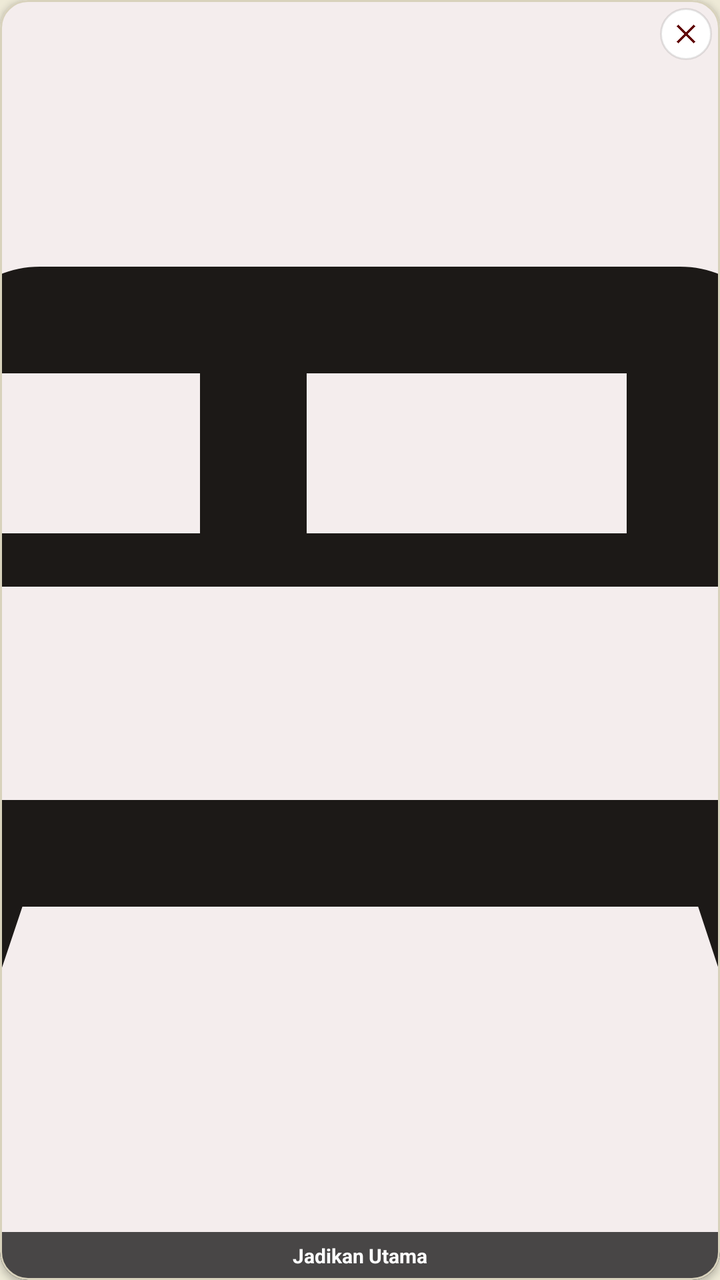
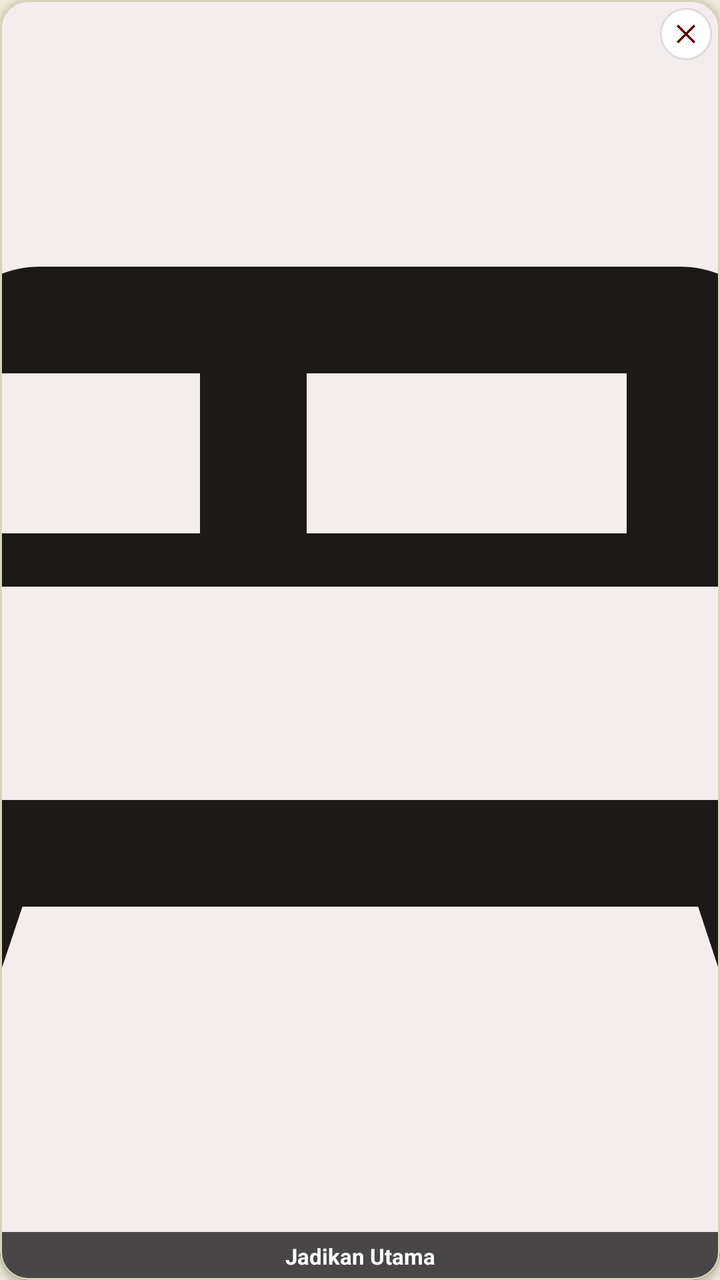

Before-and-after screenshots of an Android layout around one commit, followed by the original layout XML and the change that was made.
<!-- AndroidManifest.xml: application theme Theme.CariKostKita -->
<!-- res/layout/item_form_foto.xml -->
<?xml version="1.0" encoding="utf-8"?>
<com.google.android.material.card.MaterialCardView xmlns:android="http://schemas.android.com/apk/res/android"
    xmlns:app="http://schemas.android.com/apk/res-auto"
    android:layout_width="110dp"
    android:layout_height="110dp"
    android:layout_marginEnd="10dp"
    app:cardBackgroundColor="@color/surface"
    app:cardCornerRadius="14dp"
    app:cardElevation="2dp"
    app:strokeColor="@color/border"
    app:strokeWidth="1dp">

    <FrameLayout
        android:layout_width="match_parent"
        android:layout_height="match_parent">

        
        <ImageView
            android:id="@+id/iv_form_foto_thumb"
            android:layout_width="match_parent"
            android:layout_height="match_parent"
            android:contentDescription="Thumbnail Foto"
            android:scaleType="centerCrop"
            android:src="@drawable/ic_bed" />

        
        <TextView
            android:id="@+id/tv_badge_cover"
            android:layout_width="wrap_content"
            android:layout_height="wrap_content"
            android:layout_gravity="top|start"
            android:layout_margin="6dp"
            android:background="@drawable/bg_badge_putra"
            android:paddingHorizontal="6dp"
            android:paddingVertical="2dp"
            android:text="Utama"
            android:textColor="@color/badge_putra"
            android:textSize="9sp"
            android:textStyle="bold"
            android:visibility="gone" />

        
        <ImageButton
            android:id="@+id/btn_form_foto_delete"
            android:layout_width="26dp"
            android:layout_height="26dp"
            android:layout_gravity="top|end"
            android:layout_margin="4dp"
            android:background="@drawable/bg_fav_circle"
            android:contentDescription="Hapus Foto"
            android:padding="5dp"
            android:scaleType="fitCenter"
            android:src="@drawable/ic_close"
            app:tint="@color/primary_dark" />

        
        <TextView
            android:id="@+id/btn_set_cover"
            android:layout_width="match_parent"
            android:layout_height="24dp"
            android:layout_gravity="bottom"
            android:background="#B3000000"
            android:gravity="center"
            android:text="Jadikan Utama"
            android:textColor="#FFFFFF"
            android:textSize="10sp"
            android:textStyle="bold" />

    </FrameLayout>

</com.google.android.material.card.MaterialCardView>
<!-- resources referenced by this layout -->
<resources>
  <color name="badge_putra">#6D0808</color>
  <color name="border">#D8D2BC</color>
  <color name="primary_dark">#620808</color>
  <color name="surface">#FFFFFF</color>
  <!-- drawable bg_badge_putra (drawable) -->
  <?xml version="1.0" encoding="utf-8"?>
  <shape xmlns:android="http://schemas.android.com/apk/res/android">
      <solid android:color="@color/badge_putra_soft" />
      <stroke android:width="1dp" android:color="@color/border_subtle" />
      <corners android:radius="99dp" />
  </shape>
  <!-- drawable bg_fav_circle (drawable) -->
  <?xml version="1.0" encoding="utf-8"?>
  <shape xmlns:android="http://schemas.android.com/apk/res/android"
      android:shape="oval">
      <solid android:color="@color/surface" />
      <stroke
          android:width="1dp"
          android:color="#1A000000" />
  </shape>
  <!-- drawable ic_bed (drawable) -->
  <vector xmlns:android="http://schemas.android.com/apk/res/android"
      android:width="24dp"
      android:height="24dp"
      android:viewportWidth="24"
      android:viewportHeight="24">
      <path
          android:fillColor="@color/text_primary"
          android:pathData="M20,10V7c0,-1.1 -0.9,-2 -2,-2H6c-1.1,0 -2,0.9 -2,2v3c-1.1,0 -2,0.9 -2,2v5h1.33L4,19h1l0.67,-2h12.67l0.66,2h1l0.67,-2H22v-5c0,-1.1 -0.9,-2 -2,-2zm-9,-3h6v3h-6V7zm-7,3V7h5v3H4zm16,5H4v-3c0,-0.55 0.45,-1 1,-1h14c0.55,0 1,0.45 1,1v3z"/>
  </vector>
  <!-- drawable ic_close (drawable) -->
  <vector xmlns:android="http://schemas.android.com/apk/res/android"
      android:width="24dp"
      android:height="24dp"
      android:viewportWidth="24"
      android:viewportHeight="24">
      <path
          android:fillColor="@color/text_primary"
          android:pathData="M19,6.41L17.59,5 12,10.59 6.41,5 5,6.41 10.59,12 5,17.59 6.41,19 12,13.41 17.59,19 19,17.59 13.41,12z"/>
  </vector>
  <style name="Theme.CariKostKita" parent="Theme.Material3.DayNight.NoActionBar">
          
          <item name="colorPrimary">@color/primary</item>
          <item name="colorPrimaryDark">@color/primary_dark</item>
          <item name="colorOnPrimary">@color/on_primary</item>
          <item name="colorPrimaryContainer">@color/primary_soft</item>
          <item name="colorOnPrimaryContainer">@color/primary</item>
  
          
          <item name="android:windowBackground">@color/background</item>
          <item name="colorSurface">@color/surface</item>
          <item name="colorOnSurface">@color/text_primary</item>
          <item name="colorOutline">@color/border</item>
  
          
          <item name="android:statusBarColor">@color/primary_dark</item>
          <item name="android:windowLightStatusBar">false</item>
          <item name="android:navigationBarColor">@color/background</item>
          <item name="android:windowLightNavigationBar" tools:targetApi="o_mr1">true</item>
      </style>
  <color name="badge_putra_soft">#F4EFE0</color>
  <color name="border_subtle">#D8D2BC</color>
  <color name="text_primary">#1C1917</color>
  <color name="primary">#6D0808</color>
  <color name="on_primary">#EEEAD7</color>
  <color name="primary_soft">#F4EFE0</color>
  <color name="background">#EEEAD7</color>
</resources>

<!-- the commit's change to res/layout/item_form_foto.xml (unified diff, before → after) -->
@@ -35,7 +35,7 @@
             android:paddingVertical="2dp"
             android:text="Utama"
             android:textColor="@color/badge_putra"
-            android:textSize="9sp"
+            android:textSize="11sp"
             android:textStyle="bold"
             android:visibility="gone" />
 
@@ -63,7 +63,7 @@
             android:gravity="center"
             android:text="Jadikan Utama"
             android:textColor="#FFFFFF"
-            android:textSize="10sp"
+            android:textSize="11sp"
             android:textStyle="bold" />
 
     </FrameLayout>
